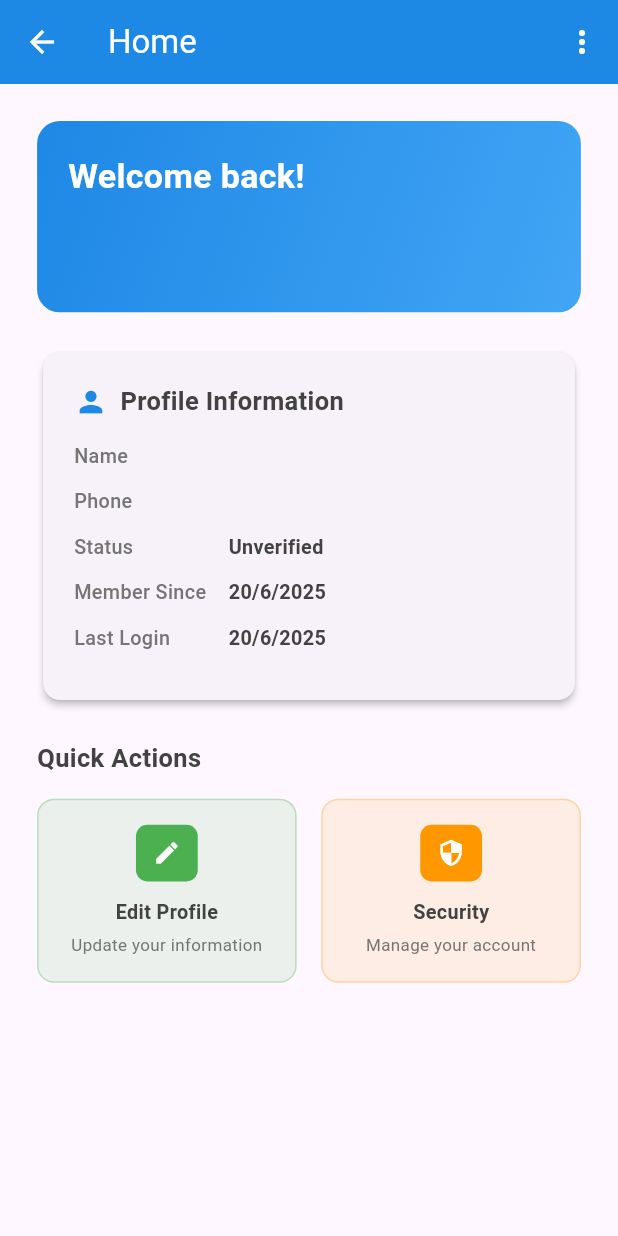
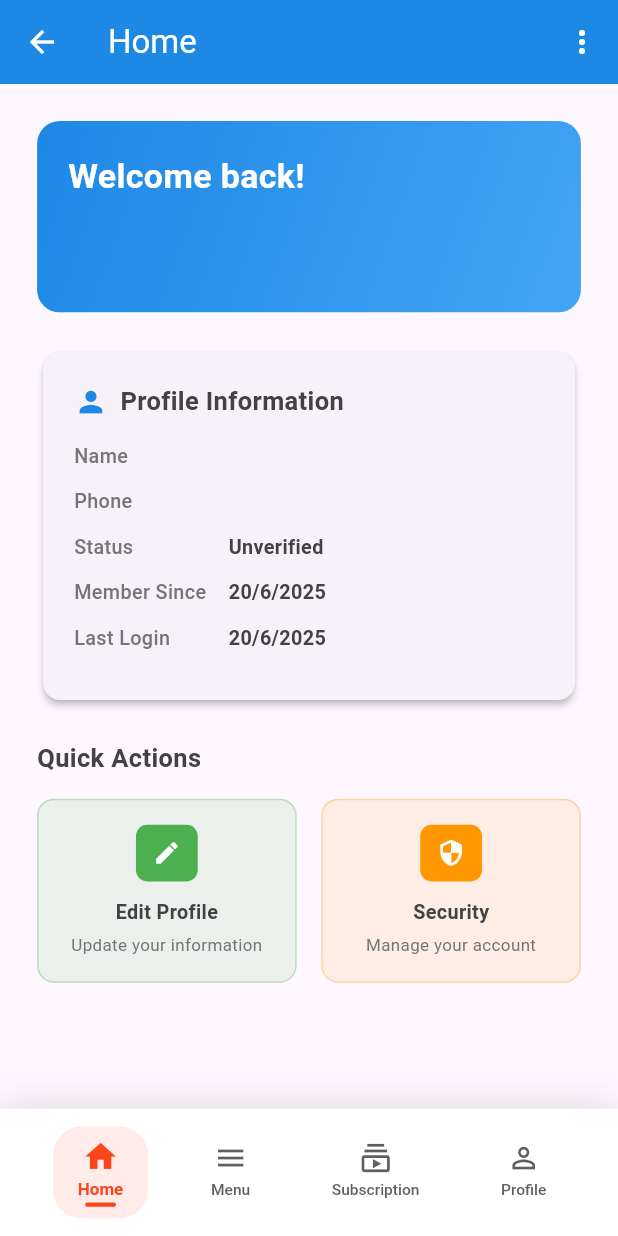
Before and after one commit to doggzi-tech/doggzi-frontend, a Flutter app: the HomePage screen opened by its route, on a phone screen of 412 x 824 dp. Run offline on Flutter 3.47's test engine with Material 3 defaults, Android fonts, the phone set to English and light mode, and no system bars; our stand-ins replace dio, firebase_core, flutter_screenutil, flutter_svg, get, get_storage and 3 more; accounts and stored records are empty; network calls fail; Roboto replaces fonts that are missing (Manrope).

Commit message:
bottom nav updated

```diff
--- /dev/null
+++ b/lib/controllers/bottom_nav_controller.dart
@@ -0,0 +1,10 @@
+// GetX Controller
+import 'package:get/get.dart';
+
+class BottomNavController extends GetxController {
+  RxInt selectedIndex = 0.obs;
+
+  void changeTabIndex(int index) {
+    selectedIndex.value = index;
+  }
+}
--- a/lib/pages/home_page.dart
+++ b/lib/pages/home_page.dart
@@ -2,6 +2,7 @@ import 'package:flutter/material.dart';
 import 'package:flutter_screenutil/flutter_screenutil.dart';
 import 'package:get/get.dart';
 import '../controllers/auth_controller.dart';
+import '../widgets/custom_bottom_nav_bar.dart';
 
 class HomePage extends StatelessWidget {
   const HomePage({super.key});
@@ -11,6 +12,7 @@ class HomePage extends StatelessWidget {
     final AuthController authController = Get.find<AuthController>();
 
     return Scaffold(
+      bottomNavigationBar: CustomBottomNavBar(),
       appBar: AppBar(
         title: const Text('Home'),
         backgroundColor: Colors.blue.shade600,
@@ -30,7 +32,8 @@ class HomePage extends StatelessWidget {
                   break;
               }
             },
-            itemBuilder: (context) => [
+            itemBuilder:
+                (context) => [
                   const PopupMenuItem(
                     value: 'logout',
                     child: Row(
@@ -57,7 +60,10 @@ class HomePage extends StatelessWidget {
                       children: [
                         Icon(Icons.delete_forever, color: Colors.red),
                         SizedBox(width: 8),
-                    Text('Delete Account', style: TextStyle(color: Colors.red)),
+                        Text(
+                          'Delete Account',
+                          style: TextStyle(color: Colors.red),
+                        ),
                       ],
                     ),
                   ),
@@ -153,10 +159,19 @@ class HomePage extends StatelessWidget {
 
                         _buildInfoRow('Name', user.fullName),
                         _buildInfoRow('Phone', user.phoneNumber),
-                        _buildInfoRow('Status', user.isVerified ? 'Verified' : 'Unverified'),
-                        _buildInfoRow('Member Since', _formatDate(user.createdAt)),
+                        _buildInfoRow(
+                          'Status',
+                          user.isVerified ? 'Verified' : 'Unverified',
+                        ),
+                        _buildInfoRow(
+                          'Member Since',
+                          _formatDate(user.createdAt),
+                        ),
                         if (user.lastLogin != null)
-                          _buildInfoRow('Last Login', _formatDate(user.lastLogin!)),
+                          _buildInfoRow(
+                            'Last Login',
+                            _formatDate(user.lastLogin!),
+                          ),
                       ],
                     ),
                   ),
@@ -263,11 +278,7 @@ class HomePage extends StatelessWidget {
                 color: color,
                 borderRadius: BorderRadius.circular(8.r),
               ),
-              child: Icon(
-                icon,
-                color: Colors.white,
-                size: 20.sp,
-              ),
+              child: Icon(icon, color: Colors.white, size: 20.sp),
             ),
             SizedBox(height: 12.h),
             Text(
@@ -282,10 +293,7 @@ class HomePage extends StatelessWidget {
             Text(
               subtitle,
               textAlign: TextAlign.center,
-              style: TextStyle(
-                fontSize: 12.sp,
-                color: Colors.grey.shade600,
-              ),
+              style: TextStyle(fontSize: 12.sp, color: Colors.grey.shade600),
             ),
           ],
         ),
@@ -297,10 +305,14 @@ class HomePage extends StatelessWidget {
     return '${date.day}/${date.month}/${date.year}';
   }
 
-  void _showDeleteAccountDialog(BuildContext context, AuthController authController) {
+  void _showDeleteAccountDialog(
+    BuildContext context,
+    AuthController authController,
+  ) {
     showDialog(
       context: context,
-      builder: (context) => AlertDialog(
+      builder:
+          (context) => AlertDialog(
             title: const Text('Delete Account'),
             content: const Text(
               'Are you sure you want to delete your account? This action cannot be undone.',
--- /dev/null
+++ b/lib/widgets/custom_bottom_nav_bar.dart
@@ -0,0 +1,135 @@
+import 'package:doggzi/theme/colors.dart';
+import 'package:flutter/material.dart';
+import 'package:get/get.dart';
+import 'package:flutter_screenutil/flutter_screenutil.dart';
+
+import '../controllers/bottom_nav_controller.dart';
+
+// Bottom Navigation Item Model
+class BottomNavItem {
+  final IconData icon;
+  final IconData activeIcon;
+  final String label;
+
+  BottomNavItem({
+    required this.icon,
+    required this.activeIcon,
+    required this.label,
+  });
+}
+
+// Custom Bottom Navigation Bar
+class CustomBottomNavBar extends StatelessWidget {
+  final BottomNavController controller = Get.put(BottomNavController());
+
+  final List<BottomNavItem> items = [
+    BottomNavItem(
+      icon: Icons.home_outlined,
+      activeIcon: Icons.home,
+      label: 'Home',
+    ),
+    BottomNavItem(
+      icon: Icons.menu_outlined,
+      activeIcon: Icons.menu,
+      label: 'Menu',
+    ),
+    BottomNavItem(
+      icon: Icons.subscriptions_outlined,
+      activeIcon: Icons.subscriptions,
+      label: 'Subscription',
+    ),
+    BottomNavItem(
+      icon: Icons.person_outline,
+      activeIcon: Icons.person,
+      label: 'Profile',
+    ),
+  ];
+
+  CustomBottomNavBar({super.key});
+
+  @override
+  Widget build(BuildContext context) {
+    return Container(
+      height: 90.h,
+      decoration: BoxDecoration(
+        color: AppColors.pureWhite,
+        boxShadow: [
+          BoxShadow(
+            color: AppColors.pureBlack.withOpacity(0.1),
+            blurRadius: 20.r,
+            offset: Offset(0, -5.h),
+          ),
+        ],
+      ),
+      child: Container(
+        padding: EdgeInsets.symmetric(horizontal: 20.w, vertical: 8.h),
+        child: Row(
+          mainAxisAlignment: MainAxisAlignment.spaceAround,
+          children: List.generate(
+            items.length,
+            (index) => _buildNavItem(index),
+          ),
+        ),
+      ),
+    );
+  }
+
+  Widget _buildNavItem(int index) {
+    return Obx(() {
+      final isSelected = controller.selectedIndex.value == index;
+      return GestureDetector(
+        onTap: () => controller.changeTabIndex(index),
+        child: AnimatedContainer(
+          duration: const Duration(milliseconds: 200),
+          curve: Curves.easeInOut,
+          padding: EdgeInsets.symmetric(
+            horizontal: isSelected ? 16.w : 12.w,
+            vertical: 8.h,
+          ),
+          decoration: BoxDecoration(
+            color:
+                isSelected
+                    ? AppColors.vividOrange.withOpacity(0.1)
+                    : Colors.transparent,
+            borderRadius: BorderRadius.circular(20.r),
+          ),
+          child: Column(
+            mainAxisSize: MainAxisSize.min,
+            children: [
+              AnimatedContainer(
+                duration: const Duration(milliseconds: 200),
+                child: Icon(
+                  isSelected ? items[index].activeIcon : items[index].icon,
+                  color:
+                      isSelected ? AppColors.vividOrange : AppColors.mediumGray,
+                  size: isSelected ? 26.sp : 24.sp,
+                ),
+              ),
+              SizedBox(height: 4.h),
+              AnimatedDefaultTextStyle(
+                duration: const Duration(milliseconds: 200),
+                style: TextStyle(
+                  color:
+                      isSelected ? AppColors.vividOrange : AppColors.mediumGray,
+                  fontSize: isSelected ? 12.sp : 11.sp,
+                  fontWeight: isSelected ? FontWeight.w600 : FontWeight.w500,
+                ),
+                child: Text(items[index].label),
+              ),
+              SizedBox(height: 2.h),
+              AnimatedContainer(
+                duration: const Duration(milliseconds: 200),
+                height: 3.h,
+                width: isSelected ? 20.w : 0,
+                decoration: BoxDecoration(
+                  color: AppColors.vividOrange,
+                  borderRadius: BorderRadius.circular(2.r),
+                ),
+              ),
+            ],
+          ),
+        ),
+      );
+    });
+  }
+}
```
Lines whose indentation alone changed are shown as unchanged.
